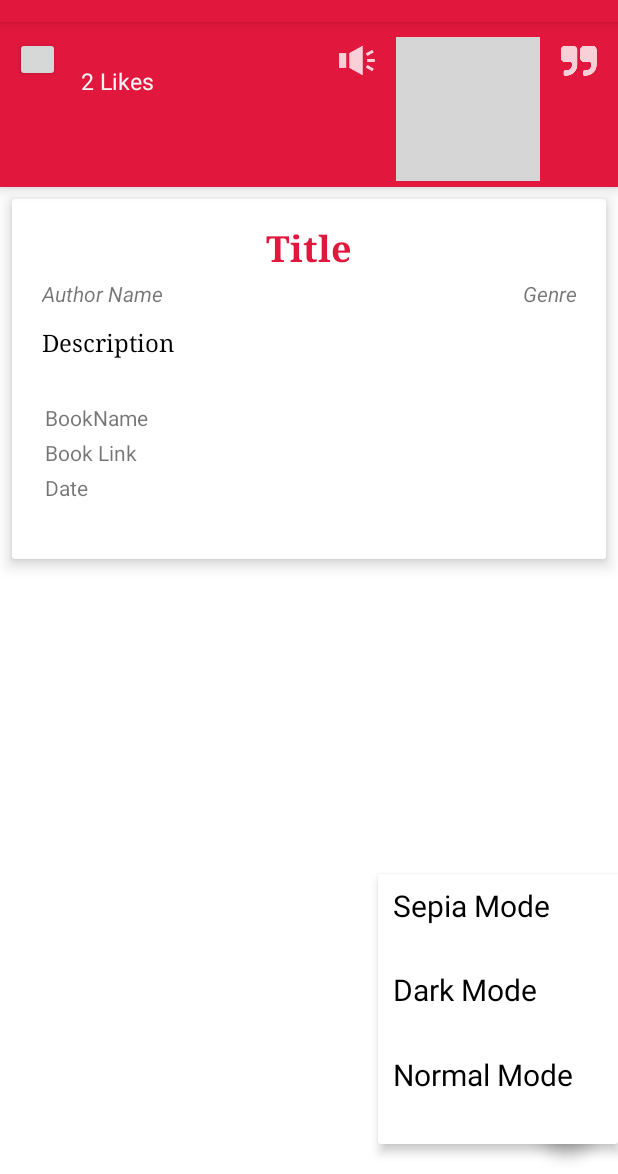
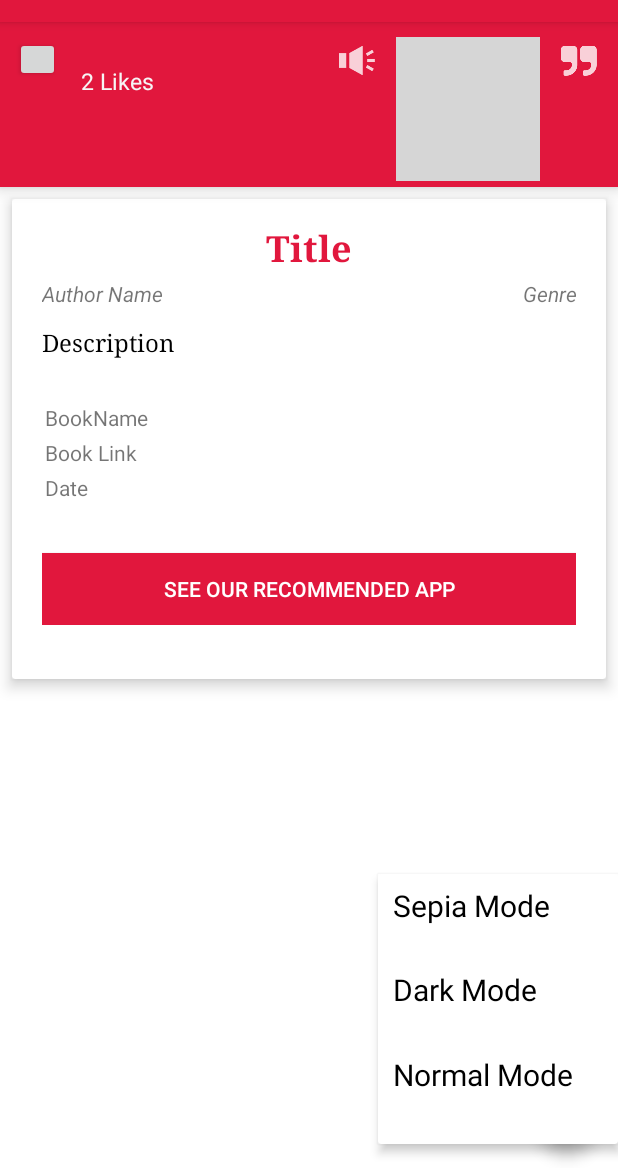
Before and after one commit to iamrahulyadav/ShortStory, an Android app: the fragment ShortStoryFragment shown on its own in the app's theme, on a phone screen of 412 x 824 dp, the part 62-1236 px from its top. Run offline under Robolectric (Android 15) with nearby library versions, the phone set to English and light mode, and no system bars; our stand-ins replace AdMob, Firebase (no records; nobody signed in at launch, a user with empty details on screens opened directly); libraries missing offline, so code that uses them is left out: com.crashlytics.android, com.firebase.ui, com.gordonwong.materialsheetfab, com.sackcentury.shinebuttonlib; plain views replace DimOverlayFrameLayout, RevealLinearLayout, ShineButton; pictures from the network do not load; 30 statements that could not run were skipped; grey boxes are pictures that could not be loaded.

Commit message:
push final update

```diff
--- a/app/src/main/java/app/story/craftystudio/shortstory/MyWelcomeActivity.java
+++ b/app/src/main/java/app/story/craftystudio/shortstory/MyWelcomeActivity.java
@@ -16,8 +16,8 @@ public class MyWelcomeActivity extends WelcomeActivity {
         return new WelcomeConfiguration.Builder(this)
                 .defaultBackgroundColor(R.color.colorTurorial1)
                 .page(new BasicPage(R.drawable.illustr1,
-                        "INSPIRING STORIES DAILY "
-                        , "Once you learn to READ, you will be forever FREE")
+                        "Daily Personality Development tips"
+                        , "Become the best version of yourself")
                         .background(R.color.colorTurorial1)
                 )
                 .page(new BasicPage(R.drawable.illustr2,
@@ -27,7 +27,7 @@ public class MyWelcomeActivity extends WelcomeActivity {
                 )
                 .page(new BasicPage(R.drawable.illustr3,
                         "LIKE AND SHARE",
-                        "It's time to inspire others by sharing stories and quotes")
+                        "It's time to inspire others by sharing tips and quotes")
                         .background(R.color.colorPrimary)
                 )
                 .swipeToDismiss(true)
--- a/app/src/main/java/app/story/craftystudio/shortstory/ShortStoryFragment.java
+++ b/app/src/main/java/app/story/craftystudio/shortstory/ShortStoryFragment.java
@@ -467,6 +467,16 @@ public class ShortStoryFragment extends Fragment {
 
             linearLayout.addView(nativeExpressAdView);
         }
+
+        Button button =(Button) view.findViewById(R.id.fragmentShortStory_recommendedapp_button);
+        button.setOnClickListener(new View.OnClickListener() {
+            @Override
+            public void onClick(View v) {
+
+                MainActivity.showInterstitialAd();
+            }
+        });
+
         return view;
     }
 
@@ -615,7 +625,7 @@ public class ShortStoryFragment extends Fragment {
 
     private void onWordTap(final String mWord) {
 
-
+/*
         speakOutWord(mWord);
         wordMeaningTextview.setText("Fetching Meaning for - " + mWord);
         StoryWordMeaning storyWordMeaning = new StoryWordMeaning(mWord, new StoryWordMeaning.OnWordMeaninglistener() {
@@ -635,7 +645,7 @@ public class ShortStoryFragment extends Fragment {
                 }
             }
         });
-        storyWordMeaning.execute();
+        storyWordMeaning.execute();*/
         //  Translation translation = new Translation(mWord);
         //translation.fetchTranslation(this);
 
--- a/app/src/main/res/layout/fragment_short_story.xml
+++ b/app/src/main/res/layout/fragment_short_story.xml
@@ -323,6 +323,16 @@
                             </LinearLayout>
 
 
+                            <Button
+                                android:layout_width="match_parent"
+                                android:layout_height="wrap_content"
+                                android:background="@color/colorPrimary"
+                                android:textColor="#ffffff"
+                                android:layout_marginTop="32dp"
+                                android:text="See Our recommended app"
+                                android:id="@+id/fragmentShortStory_recommendedapp_button"
+                                />
+
                         </LinearLayout>
 
 
--- a/build.gradle
+++ b/build.gradle
@@ -3,9 +3,6 @@
 buildscript {
     repositories {
         jcenter()
-        maven {
-            url  "https://adcolony.bintray.com/AdColony"
-        }
     }
     dependencies {
         classpath 'com.android.tools.build:gradle:2.2.3'
@@ -19,6 +16,7 @@ buildscript {
 allprojects {
     repositories {
         jcenter()
+
     }
 }
 
```
Also changed, not shown: app/build.gradle (+4 -6 lines), app/src/main/java/app/story/craftystudio/shortstory/Main2ActivityQuotes.java (+29 -1 lines), app/src/main/java/app/story/craftystudio/shortstory/MainActivity.java (+21 -7 lines), app/src/main/java/utils/StoryWordMeaning.java (+5 -3 lines), app/src/main/res/layout/content_main2_activity_quotes.xml (+20 -5 lines).
